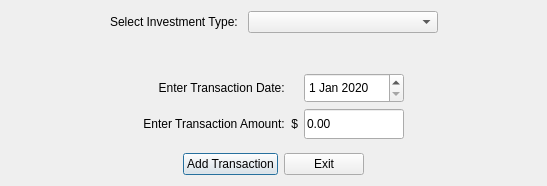
This is CashFlowManager/addinvestmenttransactiondialog.ui in epw7856/CashFlowManager as Qt 5 draws it before an edit. The edited form follows.
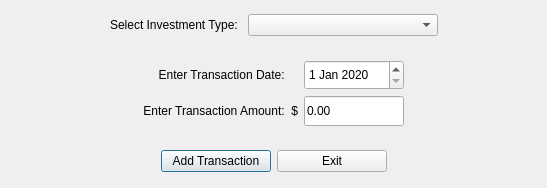
This is the edited form.

What changed in the file:
```diff
--- a/CashFlowManager/addinvestmenttransactiondialog.ui
+++ b/CashFlowManager/addinvestmenttransactiondialog.ui
@@ -10,9 +10,15 @@
     <x>0</x>
     <y>0</y>
     <width>547</width>
-    <height>186</height>
+    <height>188</height>
    </rect>
   </property>
+  <property name="font">
+   <font>
+    <family>Segoe UI</family>
+    <pointsize>9</pointsize>
+   </font>
+  </property>
   <property name="windowTitle">
    <string>Add Investment Transaction</string>
   </property>
@@ -78,10 +84,13 @@
      <property name="orientation">
       <enum>Qt::Vertical</enum>
      </property>
+     <property name="sizeType">
+      <enum>QSizePolicy::Fixed</enum>
+     </property>
      <property name="sizeHint" stdset="0">
       <size>
        <width>20</width>
-       <height>40</height>
+       <height>15</height>
       </size>
      </property>
     </spacer>
@@ -212,10 +221,13 @@
      <property name="orientation">
       <enum>Qt::Vertical</enum>
      </property>
+     <property name="sizeType">
+      <enum>QSizePolicy::Fixed</enum>
+     </property>
      <property name="sizeHint" stdset="0">
       <size>
        <width>20</width>
-       <height>13</height>
+       <height>15</height>
       </size>
      </property>
     </spacer>
@@ -237,6 +249,18 @@
      </item>
      <item>
       <widget class="QPushButton" name="pushButtonAddTransaction">
+       <property name="minimumSize">
+        <size>
+         <width>110</width>
+         <height>0</height>
+        </size>
+       </property>
+       <property name="maximumSize">
+        <size>
+         <width>110</width>
+         <height>16777215</height>
+        </size>
+       </property>
        <property name="text">
         <string>Add Transaction</string>
        </property>
@@ -244,6 +268,18 @@
      </item>
      <item>
       <widget class="QPushButton" name="pushButtonExit">
+       <property name="minimumSize">
+        <size>
+         <width>110</width>
+         <height>0</height>
+        </size>
+       </property>
+       <property name="maximumSize">
+        <size>
+         <width>110</width>
+         <height>16777215</height>
+        </size>
+       </property>
        <property name="text">
         <string>Exit</string>
        </property>
```
